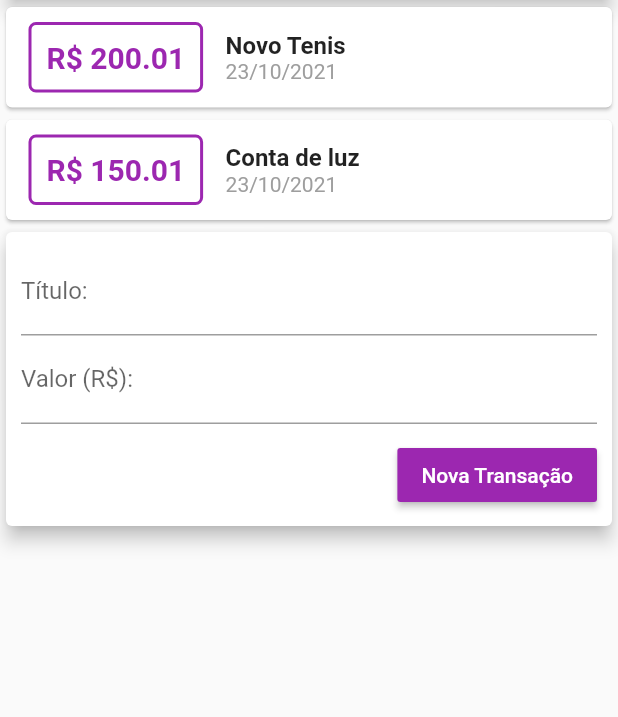
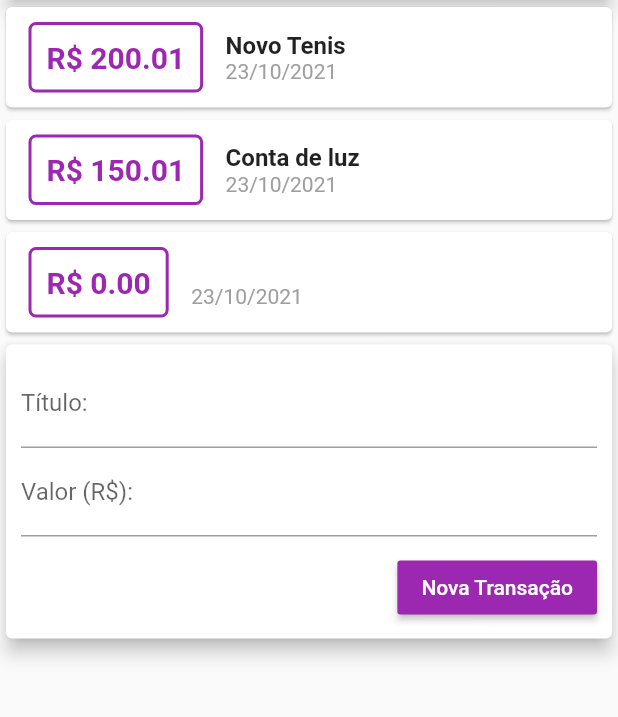
Before and after one commit to EduardoMoreira26/Flutter-expensesApp, a Flutter app: the screen it shows after launch, after a tap on "Nova Transação", on a phone screen of 412 x 824 dp, the part 119-836 px from its top. Run offline on Flutter 3.47's test engine with Material 2 defaults, Android fonts, the phone set to English and light mode, and no system bars.

Commit message:
create create transaction

```diff
--- a/lib/components/transaction_form.dart
+++ b/lib/components/transaction_form.dart
@@ -3,6 +3,10 @@ import 'package:flutter/material.dart';
 class TransactionForm extends StatelessWidget {
   final titleController = TextEditingController();
   final valueController = TextEditingController();
+
+  final void Function(String, double) onSubmit;
+
+  TransactionForm(this.onSubmit);
 
   @override
   Widget build(BuildContext context) {
@@ -35,8 +39,10 @@ class TransactionForm extends StatelessWidget {
                     color: Colors.purple,
                     textColor: Colors.white,
                     onPressed: () {
-                      // print(titleController.text);
-                      // print(valueController.text);
+                      final title = titleController.text;
+                      final value = double.tryParse(valueController.text) ?? 0.0;
+
+                      onSubmit(title, value);
                     },
                   ),
                 ],
--- a/lib/components/transaction_user.dart
+++ b/lib/components/transaction_user.dart
@@ -26,13 +26,17 @@ class _TransactionUserState extends State<TransactionUser> {
     )
   ];
 
-  _addTransaction(String title, double value){
+  _addTransaction(String title, double value) {
     final newTransaction = Transaction(
       id: Random().nextDouble().toString(),
       title: title,
       value: value,
       date: DateTime.now(),
     );
+
+    setState(() {
+      _transactions.add(newTransaction);
+    });
   }
 
   @override
@@ -40,7 +44,7 @@ class _TransactionUserState extends State<TransactionUser> {
     return Column(
       children: [
         TransactionList(_transactions),
-        TransactionForm(),
+        TransactionForm(_addTransaction),
       ],
     );
   }
```
